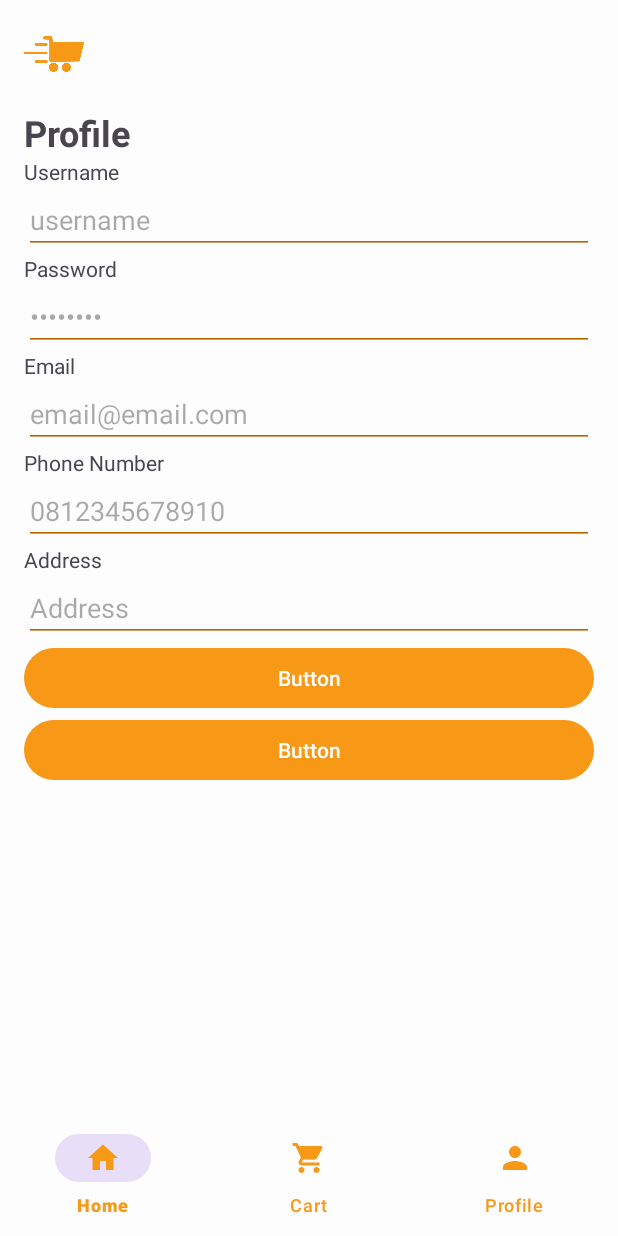
After one commit to rasyadmr/carthub, an Android app: the fragment ProfileFragment placed in its activity, on a phone screen of 412 x 824 dp. The commit adds this screen. Run offline under Robolectric (Android 15) with nearby library versions, the phone set to English and light mode, and no system bars.

Commit message:
Add: Home, Cart, Profile Activities (raw)

```diff
--- a/app/src/main/AndroidManifest.xml
+++ b/app/src/main/AndroidManifest.xml
@@ -12,6 +12,9 @@
         android:supportsRtl="true"
         android:theme="@style/Theme.CartHub"
         tools:targetApi="31">
+        <activity
+            android:name=".HomeActivity"
+            android:exported="false" />
         <activity
             android:name=".RegisterActivity"
             android:exported="false" />
--- /dev/null
+++ b/app/src/main/java/com/dirajarasyad/carthub/HomeActivity.java
@@ -0,0 +1,68 @@
+package com.dirajarasyad.carthub;
+
+import android.os.Bundle;
+import android.view.MenuItem;
+import android.widget.FrameLayout;
+import android.widget.ImageView;
+
+import androidx.activity.EdgeToEdge;
+import androidx.annotation.NonNull;
+import androidx.appcompat.app.AppCompatActivity;
+import androidx.core.graphics.Insets;
+import androidx.core.view.ViewCompat;
+import androidx.core.view.WindowInsetsCompat;
+import androidx.fragment.app.Fragment;
+
+import com.dirajarasyad.carthub.fragment.CartFragment;
+import com.dirajarasyad.carthub.fragment.HomeFragment;
+import com.dirajarasyad.carthub.fragment.ProfileFragment;
+import com.google.android.material.bottomnavigation.BottomNavigationView;
+import com.google.android.material.navigation.NavigationBarView;
+
+public class HomeActivity extends AppCompatActivity {
+    ImageView homeLogoIV;
+    BottomNavigationView bottom_navigation;
+    FrameLayout homeContainerFL;
+
+    @Override
+    protected void onCreate(Bundle savedInstanceState) {
+        super.onCreate(savedInstanceState);
+        EdgeToEdge.enable(this);
+        setContentView(R.layout.activity_home);
+        ViewCompat.setOnApplyWindowInsetsListener(findViewById(R.id.main), (v, insets) -> {
+            Insets systemBars = insets.getInsets(WindowInsetsCompat.Type.systemBars());
+            v.setPadding(systemBars.left, systemBars.top, systemBars.right, systemBars.bottom);
+            return insets;
+        });
+
+        initial();
+
+        getSupportFragmentManager().beginTransaction().replace(homeContainerFL.getId(), new HomeFragment()).commit();
+        bottom_navigation.setOnItemSelectedListener(new NavigationBarView.OnItemSelectedListener() {
+            @Override
+            public boolean onNavigationItemSelected(@NonNull MenuItem item) {
+                Fragment selectedFragment = null;
+                int itemId = item.getItemId();
+
+                if (itemId == R.id.navHome) {
+                    selectedFragment = new HomeFragment();
+                } else if (itemId == R.id.navCart) {
+                    selectedFragment = new CartFragment();
+                } else if (itemId == R.id.navProfile) {
+                    selectedFragment = new ProfileFragment();
+                } else {
+                    return false;
+                }
+
+                getSupportFragmentManager().beginTransaction().replace(homeContainerFL.getId(), selectedFragment).commit();
+                return true;
+            }
+        });
+    }
+
+    private void initial() {
+        homeLogoIV = findViewById(R.id.homeLogoIV);
+        bottom_navigation = findViewById(R.id.bottom_navigation);
+        homeContainerFL = findViewById(R.id.homeContainerFL);
+    }
+}
--- a/app/src/main/java/com/dirajarasyad/carthub/LoginActivity.java
+++ b/app/src/main/java/com/dirajarasyad/carthub/LoginActivity.java
@@ -1,6 +1,8 @@
 package com.dirajarasyad.carthub;
 
+import android.content.Intent;
 import android.os.Bundle;
+import android.view.View;
 import android.widget.Button;
 import android.widget.EditText;
 import android.widget.TextView;
@@ -28,6 +30,7 @@ public class LoginActivity extends AppCompatActivity {
         });
 
         this.initial();
+        loginSubmitBtn.setOnClickListener(this::onClick);
     }
 
     private void initial() {
@@ -40,4 +43,12 @@ public class LoginActivity extends AppCompatActivity {
 
         loginSubmitBtn = findViewById(R.id.loginSubmitBtn);
     }
+
+    private void onClick(View view) {
+        // TODO Database Validation
+
+        Intent homepage = new Intent(this, HomeActivity.class);
+        startActivity(homepage);
+        finishAffinity();
+    }
 }
--- /dev/null
+++ b/app/src/main/java/com/dirajarasyad/carthub/fragment/CartFragment.java
@@ -0,0 +1,20 @@
+package com.dirajarasyad.carthub.fragment;
+
+import android.os.Bundle;
+
+import androidx.fragment.app.Fragment;
+
+import android.view.LayoutInflater;
+import android.view.View;
+import android.view.ViewGroup;
+
+import com.dirajarasyad.carthub.R;
+
+public class CartFragment extends Fragment {
+    @Override
+    public View onCreateView(LayoutInflater inflater, ViewGroup container,
+                             Bundle savedInstanceState) {
+        // Inflate the layout for this fragment
+        return inflater.inflate(R.layout.fragment_cart, container, false);
+    }
+}
--- /dev/null
+++ b/app/src/main/java/com/dirajarasyad/carthub/fragment/HomeFragment.java
@@ -0,0 +1,19 @@
+package com.dirajarasyad.carthub.fragment;
+
+import android.os.Bundle;
+
+import androidx.fragment.app.Fragment;
+
+import android.view.LayoutInflater;
+import android.view.View;
+import android.view.ViewGroup;
+
+import com.dirajarasyad.carthub.R;
+
+public class HomeFragment extends Fragment {
+    @Override
+    public View onCreateView(LayoutInflater inflater, ViewGroup container,
+                             Bundle savedInstanceState) {
+        return inflater.inflate(R.layout.fragment_home, container, false);
+    }
+}
--- /dev/null
+++ b/app/src/main/java/com/dirajarasyad/carthub/fragment/ProfileFragment.java
@@ -0,0 +1,19 @@
+package com.dirajarasyad.carthub.fragment;
+
+import android.os.Bundle;
+
+import androidx.fragment.app.Fragment;
+
+import android.view.LayoutInflater;
+import android.view.View;
+import android.view.ViewGroup;
+
+import com.dirajarasyad.carthub.R;
+
+public class ProfileFragment extends Fragment {
+    @Override
+    public View onCreateView(LayoutInflater inflater, ViewGroup container,
+                             Bundle savedInstanceState) {
+        return inflater.inflate(R.layout.fragment_profile, container, false);
+    }
+}
--- /dev/null
+++ b/app/src/main/res/drawable/baseline_home_24.xml
@@ -0,0 +1,5 @@
+<vector xmlns:android="http://schemas.android.com/apk/res/android" android:height="24dp" android:tint="#F79817" android:viewportHeight="24" android:viewportWidth="24" android:width="24dp">
+
+    <path android:fillColor="@android:color/white" android:pathData="M10,20v-6h4v6h5v-8h3L12,3 2,12h3v8z"/>
+
+</vector>
--- /dev/null
+++ b/app/src/main/res/drawable/baseline_logout_24.xml
@@ -0,0 +1,5 @@
+<vector xmlns:android="http://schemas.android.com/apk/res/android" android:autoMirrored="true" android:height="24dp" android:tint="#F79817" android:viewportHeight="24" android:viewportWidth="24" android:width="24dp">
+
+    <path android:fillColor="@android:color/white" android:pathData="M17,7l-1.41,1.41L18.17,11H8v2h10.17l-2.58,2.58L17,17l5,-5zM4,5h8V3H4c-1.1,0 -2,0.9 -2,2v14c0,1.1 0.9,2 2,2h8v-2H4V5z"/>
+
+</vector>
--- /dev/null
+++ b/app/src/main/res/drawable/baseline_person_24.xml
@@ -0,0 +1,5 @@
+<vector xmlns:android="http://schemas.android.com/apk/res/android" android:height="24dp" android:tint="#F79817" android:viewportHeight="24" android:viewportWidth="24" android:width="24dp">
+
+    <path android:fillColor="@android:color/white" android:pathData="M12,12c2.21,0 4,-1.79 4,-4s-1.79,-4 -4,-4 -4,1.79 -4,4 1.79,4 4,4zM12,14c-2.67,0 -8,1.34 -8,4v2h16v-2c0,-2.66 -5.33,-4 -8,-4z"/>
+
+</vector>
--- /dev/null
+++ b/app/src/main/res/drawable/baseline_shopping_cart_24.xml
@@ -0,0 +1,5 @@
+<vector xmlns:android="http://schemas.android.com/apk/res/android" android:height="24dp" android:tint="#F79817" android:viewportHeight="24" android:viewportWidth="24" android:width="24dp">
+
+    <path android:fillColor="@android:color/white" android:pathData="M7,18c-1.1,0 -1.99,0.9 -1.99,2S5.9,22 7,22s2,-0.9 2,-2 -0.9,-2 -2,-2zM1,2v2h2l3.6,7.59 -1.35,2.45c-0.16,0.28 -0.25,0.61 -0.25,0.96 0,1.1 0.9,2 2,2h12v-2L7.42,15c-0.14,0 -0.25,-0.11 -0.25,-0.25l0.03,-0.12 0.9,-1.63h7.45c0.75,0 1.41,-0.41 1.75,-1.03l3.58,-6.49c0.08,-0.14 0.12,-0.31 0.12,-0.48 0,-0.55 -0.45,-1 -1,-1L5.21,4l-0.94,-2L1,2zM17,18c-1.1,0 -1.99,0.9 -1.99,2s0.89,2 1.99,2 2,-0.9 2,-2 -0.9,-2 -2,-2z"/>
+
+</vector>
--- /dev/null
+++ b/app/src/main/res/layout/activity_home.xml
@@ -0,0 +1,46 @@
+<?xml version="1.0" encoding="utf-8"?>
+<androidx.constraintlayout.widget.ConstraintLayout xmlns:android="http://schemas.android.com/apk/res/android"
+    xmlns:app="http://schemas.android.com/apk/res-auto"
+    xmlns:tools="http://schemas.android.com/tools"
+    android:id="@+id/main"
+    android:layout_width="match_parent"
+    android:layout_height="match_parent"
+    tools:context=".HomeActivity">
+
+    <ImageView
+        android:id="@+id/homeLogoIV"
+        android:layout_width="40dp"
+        android:layout_height="40dp"
+        android:layout_marginStart="16dp"
+        android:layout_marginTop="16dp"
+        android:contentDescription="@string/app_name"
+        app:layout_constraintStart_toStartOf="parent"
+        app:layout_constraintTop_toTopOf="parent"
+        app:srcCompat="@drawable/carthub_logo_only" />
+
+    <FrameLayout
+        android:id="@+id/homeContainerFL"
+        android:layout_width="0dp"
+        android:layout_height="0dp"
+        android:layout_marginStart="16dp"
+        android:layout_marginTop="16dp"
+        android:layout_marginEnd="16dp"
+        app:layout_constraintBottom_toTopOf="@+id/bottom_navigation"
+        app:layout_constraintEnd_toEndOf="parent"
+        app:layout_constraintStart_toStartOf="parent"
+        app:layout_constraintTop_toBottomOf="@+id/homeLogoIV">
+
+    </FrameLayout>
+
+    <com.google.android.material.bottomnavigation.BottomNavigationView
+        android:id="@+id/bottom_navigation"
+        android:layout_width="match_parent"
+        android:layout_height="wrap_content"
+        android:layout_alignParentBottom="true"
+        app:backgroundTint="@color/backgroundColor"
+        app:itemIconTint="@color/primaryColor"
+        app:itemTextColor="@color/primaryColor"
+        app:layout_constraintBottom_toBottomOf="parent"
+        app:menu="@menu/navbar_menu" />
+
+</androidx.constraintlayout.widget.ConstraintLayout>
--- /dev/null
+++ b/app/src/main/res/layout/fragment_cart.xml
@@ -0,0 +1,26 @@
+<?xml version="1.0" encoding="utf-8"?>
+<FrameLayout xmlns:android="http://schemas.android.com/apk/res/android"
+    xmlns:tools="http://schemas.android.com/tools"
+    android:layout_width="match_parent"
+    android:layout_height="match_parent"
+    tools:context=".fragment.CartFragment">
+
+    <LinearLayout
+        android:layout_width="match_parent"
+        android:layout_height="match_parent"
+        android:orientation="vertical">
+
+        <TextView
+            android:id="@+id/cartTitleTV"
+            android:layout_width="match_parent"
+            android:layout_height="wrap_content"
+            android:text="@string/menu_cart"
+            android:textSize="24sp"
+            android:textStyle="bold" />
+
+        <androidx.recyclerview.widget.RecyclerView
+            android:id="@+id/cartItemRV"
+            android:layout_width="match_parent"
+            android:layout_height="match_parent" />
+    </LinearLayout>
+</FrameLayout>
--- /dev/null
+++ b/app/src/main/res/layout/fragment_home.xml
@@ -0,0 +1,26 @@
+<?xml version="1.0" encoding="utf-8"?>
+<FrameLayout xmlns:android="http://schemas.android.com/apk/res/android"
+    xmlns:tools="http://schemas.android.com/tools"
+    android:layout_width="match_parent"
+    android:layout_height="match_parent"
+    tools:context=".fragment.HomeFragment">
+
+    <LinearLayout
+        android:layout_width="match_parent"
+        android:layout_height="match_parent"
+        android:orientation="vertical">
+
+        <TextView
+            android:id="@+id/homeTitleTV"
+            android:layout_width="match_parent"
+            android:layout_height="wrap_content"
+            android:text="@string/menu_home"
+            android:textSize="24sp"
+            android:textStyle="bold" />
+
+        <androidx.recyclerview.widget.RecyclerView
+            android:id="@+id/homeItemTV"
+            android:layout_width="match_parent"
+            android:layout_height="match_parent" />
+    </LinearLayout>
+</FrameLayout>
--- /dev/null
+++ b/app/src/main/res/layout/fragment_profile.xml
@@ -0,0 +1,105 @@
+<?xml version="1.0" encoding="utf-8"?>
+<FrameLayout xmlns:android="http://schemas.android.com/apk/res/android"
+    xmlns:tools="http://schemas.android.com/tools"
+    android:layout_width="match_parent"
+    android:layout_height="match_parent"
+    tools:context=".fragment.ProfileFragment">
+
+    <LinearLayout
+        android:layout_width="match_parent"
+        android:layout_height="match_parent"
+        android:orientation="vertical">
+
+        <TextView
+            android:id="@+id/profileTitleTV"
+            android:layout_width="match_parent"
+            android:layout_height="wrap_content"
+            android:text="@string/menu_profile"
+            android:textSize="24sp"
+            android:textStyle="bold" />
+
+        <TextView
+            android:id="@+id/profileUsernameTV"
+            android:layout_width="match_parent"
+            android:layout_height="wrap_content"
+            android:text="@string/auth_username" />
+
+        <EditText
+            android:id="@+id/profileUsernameET"
+            android:layout_width="match_parent"
+            android:layout_height="wrap_content"
+            android:ems="10"
+            android:hint="@string/auth_username_placeholder"
+            android:inputType="text" />
+
+        <TextView
+            android:id="@+id/profilePasswordTB"
+            android:layout_width="match_parent"
+            android:layout_height="wrap_content"
+            android:text="@string/auth_password" />
+
+        <EditText
+            android:id="@+id/profilePasswordET"
+            android:layout_width="match_parent"
+            android:layout_height="wrap_content"
+            android:ems="10"
+            android:hint="@string/auth_password_placeholder"
+            android:inputType="textPassword" />
+
+        <TextView
+            android:id="@+id/profileEmailTV"
+            android:layout_width="match_parent"
+            android:layout_height="wrap_content"
+            android:text="@string/auth_email" />
+
+        <EditText
+            android:id="@+id/profileEmailET"
+            android:layout_width="match_parent"
+            android:layout_height="wrap_content"
+            android:ems="10"
+            android:hint="@string/auth_email_placeholder"
+            android:inputType="textEmailAddress" />
+
+        <TextView
+            android:id="@+id/profilePhoneTV"
+            android:layout_width="match_parent"
+            android:layout_height="wrap_content"
+            android:text="@string/auth_phonenumber" />
+
+        <EditText
+            android:id="@+id/profilePhoneET"
+            android:layout_width="match_parent"
+            android:layout_height="wrap_content"
+            android:ems="10"
+            android:hint="@string/auth_phonenumber_placeholder"
+            android:inputType="phone" />
+
+        <TextView
+            android:id="@+id/profileAddressTV"
+            android:layout_width="match_parent"
+            android:layout_height="wrap_content"
+            android:text="@string/auth_address" />
+
+        <EditText
+            android:id="@+id/profileAddressET"
+            android:layout_width="match_parent"
+            android:layout_height="wrap_content"
+            android:ems="10"
+            android:gravity="start|top"
+            android:hint="@string/auth_address_placeholder"
+            android:inputType="textMultiLine" />
+
+        <Button
+            android:id="@+id/profileSaveBtn"
+            android:layout_width="match_parent"
+            android:layout_height="wrap_content"
+            android:text="Button" />
+
+        <Button
+            android:id="@+id/profileCancelBtn"
+            android:layout_width="match_parent"
+            android:layout_height="wrap_content"
+            android:text="Button" />
+
+    </LinearLayout>
+</FrameLayout>
--- /dev/null
+++ b/app/src/main/res/menu/navbar_menu.xml
@@ -0,0 +1,17 @@
+<?xml version="1.0" encoding="utf-8"?>
+<menu xmlns:android="http://schemas.android.com/apk/res/android">
+    <item
+        android:id="@+id/navHome"
+        android:icon="@drawable/baseline_home_24"
+        android:title="@string/menu_home" />
+
+    <item
+        android:id="@+id/navCart"
+        android:icon="@drawable/baseline_shopping_cart_24"
+        android:title="@string/menu_cart" />
+
+    <item
+        android:id="@+id/navProfile"
+        android:icon="@drawable/baseline_person_24"
+        android:title="@string/menu_profile" />
+</menu>
--- a/app/src/main/res/values/strings.xml
+++ b/app/src/main/res/values/strings.xml
@@ -21,8 +21,10 @@
     <string name="login_submit">Log In</string>
     <string name="register_submit">Register</string>
 
-    <!--    Home Activity-->
-
+    <!--  Menu  -->
+    <string name="menu_home">Home</string>
+    <string name="menu_cart">Cart</string>
+    <string name="menu_profile">Profile</string>
 
     <!--    Item Activity-->
 
@@ -30,8 +32,9 @@
     <!--    Checkout Activity-->
 
 
-    <!--    User Activity-->
-
+    <!--    Profile Activity-->
+    <string name="profile_save">Save</string>
+    <string name="profile_cancel">Cancel</string>
 
     <!--    History Activity-->
 
```
